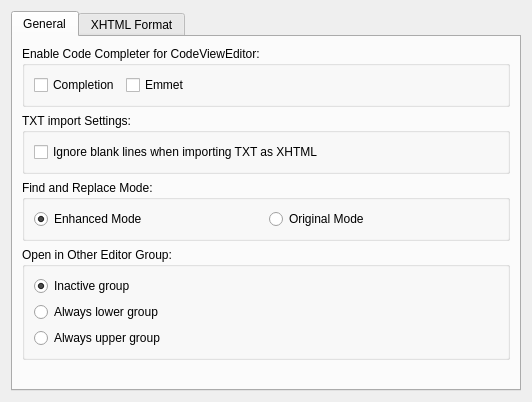
First picture: the form in src/Form_Files/PModifiedVerPrefs.ui, repository 3tic-project/Sigil-Enhanced, before the edit.
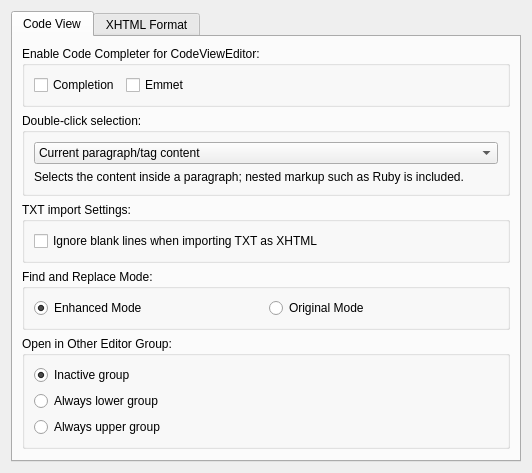
Second picture: the form after the edit. Custom widgets are drawn as their Qt base class.

Commit message: feat(editor): integrate configurable text-unit selection

The edit to the form file:
```diff
--- a/src/Form_Files/PModifiedVerPrefs.ui
+++ b/src/Form_Files/PModifiedVerPrefs.ui
@@ -21,7 +21,7 @@
      </property>
      <widget class="QWidget" name="GeneralTab">
       <attribute name="title">
-       <string>General</string>
+       <string>Code View</string>
       </attribute>
       <layout class="QVBoxLayout" name="verticalLayout_2">
        <item>
@@ -60,6 +60,39 @@
          </layout>
         </widget>
        </item>
+       <item>
+        <widget class="QGroupBox" name="Group_doubleClickSelection">
+         <property name="title">
+          <string>Double-click selection:</string>
+         </property>
+         <layout class="QVBoxLayout" name="verticalLayout_doubleClickSelection">
+          <item>
+           <widget class="QComboBox" name="cbDoubleClickSelection">
+            <item>
+             <property name="text">
+              <string>Current paragraph/tag content</string>
+             </property>
+            </item>
+            <item>
+             <property name="text">
+              <string>Character or word (original behavior)</string>
+             </property>
+            </item>
+           </widget>
+          </item>
+          <item>
+           <widget class="QLabel" name="labelDoubleClickSelectionHelp">
+            <property name="text">
+             <string>Selects the content inside a paragraph; nested markup such as Ruby is included.</string>
+            </property>
+            <property name="wordWrap">
+             <bool>true</bool>
+            </property>
+           </widget>
+          </item>
+         </layout>
+        </widget>
+       </item>
        <item>
         <widget class="QGroupBox" name="Group_txtimport">
          <property name="title">
```
Left out of the diff: 2 changed lines with no effect on the pictures. The commit also changes 13 other files.
